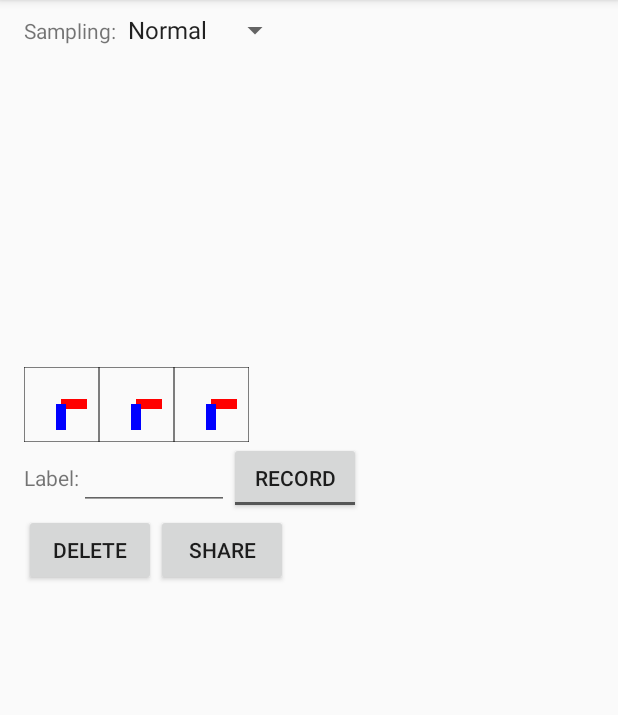
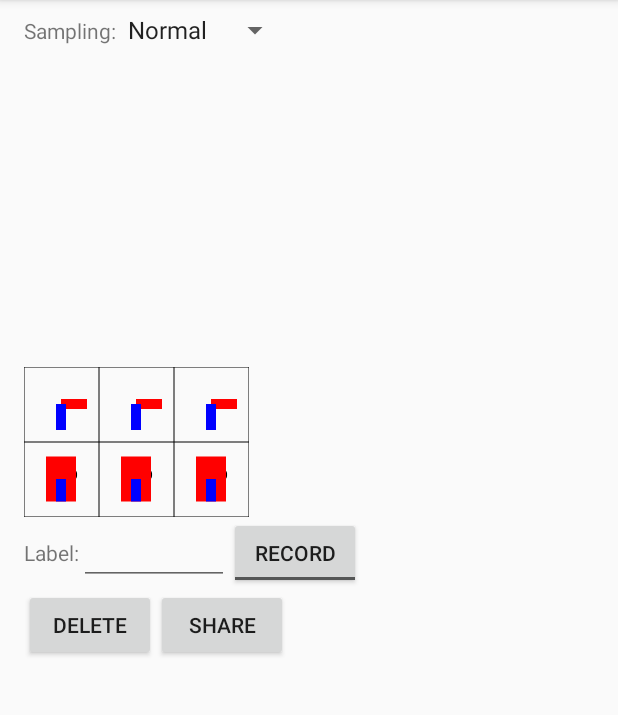
Before and after one commit to mmittek/moto-gym, an Android app: the screen it shows after launch (MainActivity), on a phone screen of 412 x 824 dp, the part 84-799 px from its top. Run offline under Robolectric (Android 15) with nearby library versions, the phone set to English and light mode, and no system bars.

Commit message:
Added gyroscope plots

```diff
--- a/MotoGymAndroid/app/src/main/java/com/example/mmittek/motogym/AnglePlot.java
+++ b/MotoGymAndroid/app/src/main/java/com/example/mmittek/motogym/AnglePlot.java
@@ -57,11 +57,19 @@ public class AnglePlot extends View {
         mPaint.setStyle(Paint.Style.STROKE);
         canvas.drawRect(0,0,canvasWidth,canvasHeight, mPaint);
 
+        canvas.drawText("" + mAngle, canvasWidth/2, canvasHeight/2, mPaint);
+
+
         canvas.translate( canvasWidth/2, canvasHeight/2 );
         canvas.rotate( mAngle );
         mPaint.setStyle(Paint.Style.FILL_AND_STROKE);
         mPaint.setColor(Color.RED);
-        canvas.drawRect(-canvasWidth*0.3f,-canvasHeight*0.2f,canvasWidth*0.3f,canvasHeight*0.2f, mPaint);
+        canvas.drawRect(-canvasWidth*0.2f,-canvasHeight*0.3f,canvasWidth*0.2f,canvasHeight*0.3f, mPaint);
+
+
+        mPaint.setColor(Color.BLUE);
+        mPaint.setStrokeWidth(10);
+        canvas.drawLine( 0,0,0, canvasHeight*0.3f, mPaint );
 
     }
 }
--- a/MotoGymAndroid/app/src/main/java/com/example/mmittek/motogym/DataFusion.java
+++ b/MotoGymAndroid/app/src/main/java/com/example/mmittek/motogym/DataFusion.java
@@ -1,4 +1,8 @@
 package com.example.mmittek.motogym;
+import android.hardware.Sensor;
+import android.hardware.SensorEvent;
+import android.hardware.SensorEventListener;
+
 import java.util.Observable;
 
 
@@ -6,7 +10,7 @@ import java.util.Observable;
  * Created by mmittek on 10/28/16.
  */
 
-public class DataFusion extends Observable {
+public class DataFusion extends Observable implements SensorEventListener {
 
     double mAlpha = 0.8;
     double[] mGravity;
@@ -15,19 +19,26 @@ public class DataFusion extends Observable {
     double[] mAbsoluteOrientation;
     double[] mAbsoluteAcceleration;
 
+    double[] mAngle;
+    long mLastAngleTimestamp;
+
     long mPrevAccSampleTimestamp;
     double mAccSamplingRateSPS;
 
     public DataFusion() {
+        reset();
+    }
 
+    public void reset() {
         mGravity = new double[]{0,0,0};
         mLinearAcceleration = new double[]{0,0,0};
         mMagneticField = new double[]{0,0,0};
         mAbsoluteOrientation = new double[]{0,0,0};
         mAbsoluteAcceleration = new double[]{0,0,0};
-
+        mAngle = new double[]{0,0,0};
         mPrevAccSampleTimestamp = 0;
         mAccSamplingRateSPS = 0;
+        mLastAngleTimestamp = 0;
     }
 
     public final double getAccSamplingRate() {
@@ -64,6 +75,10 @@ public class DataFusion extends Observable {
 
     }
 
+    public final double getMagnitude(final float[] vec) {
+        return Math.sqrt(vec[0]*vec[0] + vec[1]*vec[1] + vec[2]*vec[2]);
+    }
+
     public final double[] getAbsoluteAcceleration() {
         return mAbsoluteAcceleration;
     }
@@ -95,4 +110,39 @@ public class DataFusion extends Observable {
     public final double[] getGravity() {
         return mGravity;
     }
+
+
+    public final double[] getAngle() {
+        return mAngle;
+    }
+
+    @Override
+    public void onSensorChanged(SensorEvent sensorEvent) {
+        int sensorType = sensorEvent.sensor.getType();
+        if(sensorType == Sensor.TYPE_ACCELEROMETER) {
+
+        } else if(sensorType == Sensor.TYPE_GYROSCOPE) {
+
+            if(mLastAngleTimestamp == 0) {
+                for(int i=0; i<3; i++) {
+                    mAngle[i] = sensorEvent.values[i];
+                }
+            } else {
+                double magnitude = getMagnitude( sensorEvent.values );
+                double dt =   (sensorEvent.timestamp/1000000L - mLastAngleTimestamp)/16.0;
+                for(int i=0; i<3; i++) {
+                    mAngle[i] += sensorEvent.values[i]*dt;   // rectangular term
+                }
+
+            }
+            mLastAngleTimestamp = sensorEvent.timestamp/1000000L;
+            setChanged();
+            notifyObservers();
+        }
+    }
+
+    @Override
+    public void onAccuracyChanged(Sensor sensor, int i) {
+
+    }
 }
--- a/MotoGymAndroid/app/src/main/java/com/example/mmittek/motogym/MainActivity.java
+++ b/MotoGymAndroid/app/src/main/java/com/example/mmittek/motogym/MainActivity.java
@@ -259,6 +259,9 @@ public class MainActivity extends AppCompatActivity implements Observer, View.On
     Sensor mGravity;
     Sensor mGyroscope;
 
+    AnglePlot mAnglePlotX;
+    AnglePlot mAnglePlotY;
+    AnglePlot mAnglePlotZ;
 
 
 
@@ -285,9 +288,15 @@ public class MainActivity extends AppCompatActivity implements Observer, View.On
 
         mRecordToggleButton = (ToggleButton)findViewById(R.id.recording_toggle_button);
         mRecordFileNameTextView = (TextView)findViewById(R.id.recorded_file_name_text_view);
+
         mDataFusion = new DataFusion();
+        registerListeners( mDataFusion, SensorManager.SENSOR_DELAY_FASTEST );
         mDataFusion.addObserver(this);
 
+
+        mAnglePlotX = (AnglePlot) findViewById(R.id.angle_plot_x);
+        mAnglePlotY = (AnglePlot) findViewById(R.id.angle_plot_y);
+        mAnglePlotZ = (AnglePlot) findViewById(R.id.angle_plot_z);
 
         // Get angle plot
 
@@ -346,30 +355,27 @@ public class MainActivity extends AppCompatActivity implements Observer, View.On
 
     @Override
     public void update(Observable observable, Object o) {
-        /*
-        if( observable == mDataBuffer ) {
-            String csvRecord = mDataBuffer.getCSVRecord();
-            if(mBufferedWriter == null)  return;
-            try {
-                mBufferedWriter.write(csvRecord);
-                mRecordsCounterTextView.setText( String.format("%d", mDataBuffer.getRecordsCounter() ) );
-            }catch (IOException e){
-            }
-        } else if(observable == mDataFusion) {
+
+    if(observable == mDataFusion) {
 
             double[] gravity = mDataFusion.getGravity();
             double[] linearAcceleration = mDataFusion.getLinearAcceleration();
             double[] magneticField = mDataFusion.getMagneticField();
             double[] absoluteOrientation = mDataFusion.getAbsoluteOrientation();
             double[] vec = absoluteOrientation;
+            double[] angle = mDataFusion.getAngle();
 
-            mVectorPlotXY.setVector( new double[]{vec[0], vec[1]} );
-            mVectorPlotYZ.setVector( new double[]{vec[2], vec[1]} );
-            mVectorPlotZX.setVector( new double[]{vec[0], vec[2]} );
+        mAnglePlotX.setAngle( (float)angle[0] );
+        mAnglePlotY.setAngle( (float)angle[1] );
+        mAnglePlotZ.setAngle( (float)angle[2] );
+
+//            mVectorPlotXY.setVector( new double[]{vec[0], vec[1]} );
+//            mVectorPlotYZ.setVector( new double[]{vec[2], vec[1]} );
+//            mVectorPlotZX.setVector( new double[]{vec[0], vec[2]} );
 
 
         }
-        */
+
     }
 
 
--- a/MotoGymAndroid/app/src/main/res/layout/activity_main.xml
+++ b/MotoGymAndroid/app/src/main/res/layout/activity_main.xml
@@ -46,7 +46,24 @@
 
 
 
+        <LinearLayout
+            android:layout_width="match_parent"
+            android:layout_height="wrap_content">
 
+            <com.example.mmittek.motogym.AnglePlot
+                android:layout_width="50dp"
+                android:layout_height="50dp"
+                android:id="@+id/angle_plot_x"/>
+            <com.example.mmittek.motogym.AnglePlot
+                android:layout_width="50dp"
+                android:layout_height="50dp"
+                android:id="@+id/angle_plot_y"/>
+            <com.example.mmittek.motogym.AnglePlot
+                android:layout_width="50dp"
+                android:layout_height="50dp"
+                android:id="@+id/angle_plot_z"/>
+
+        </LinearLayout>
 
 
 
```
